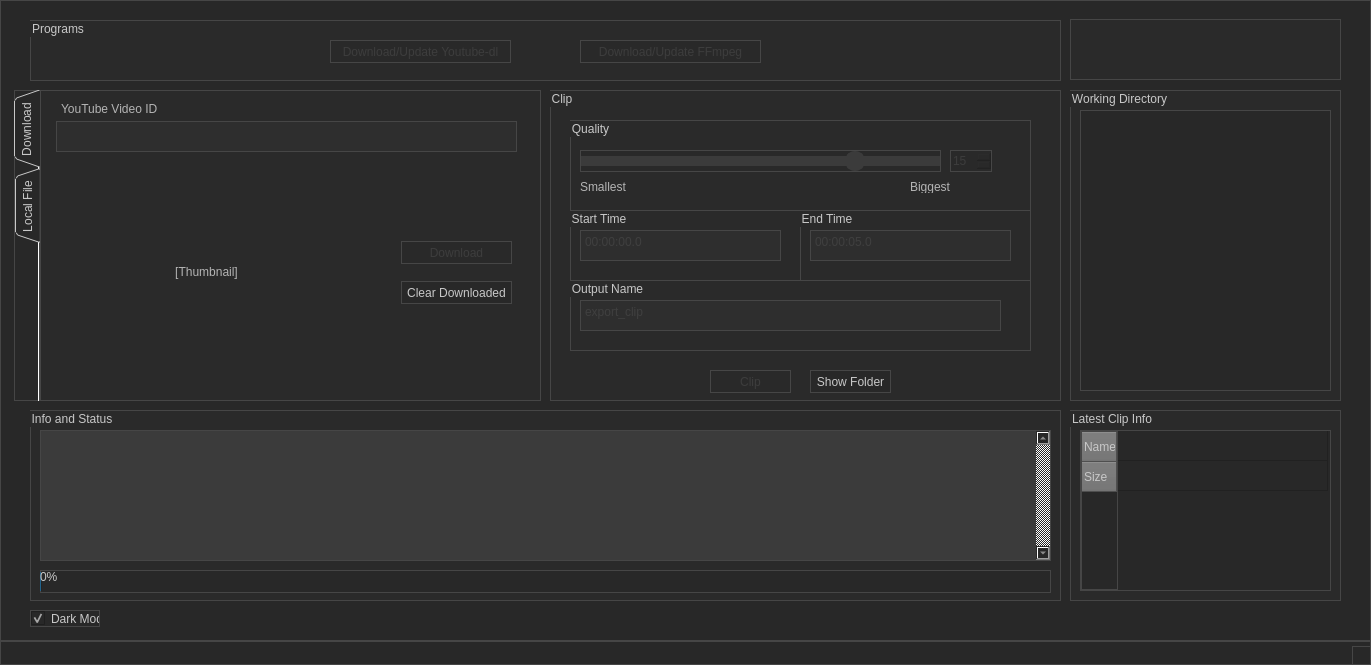
Old version of the form Download_and_Clip.ui in the repository Chrscool8/ClipEZ-aka-Download-and-Clip.
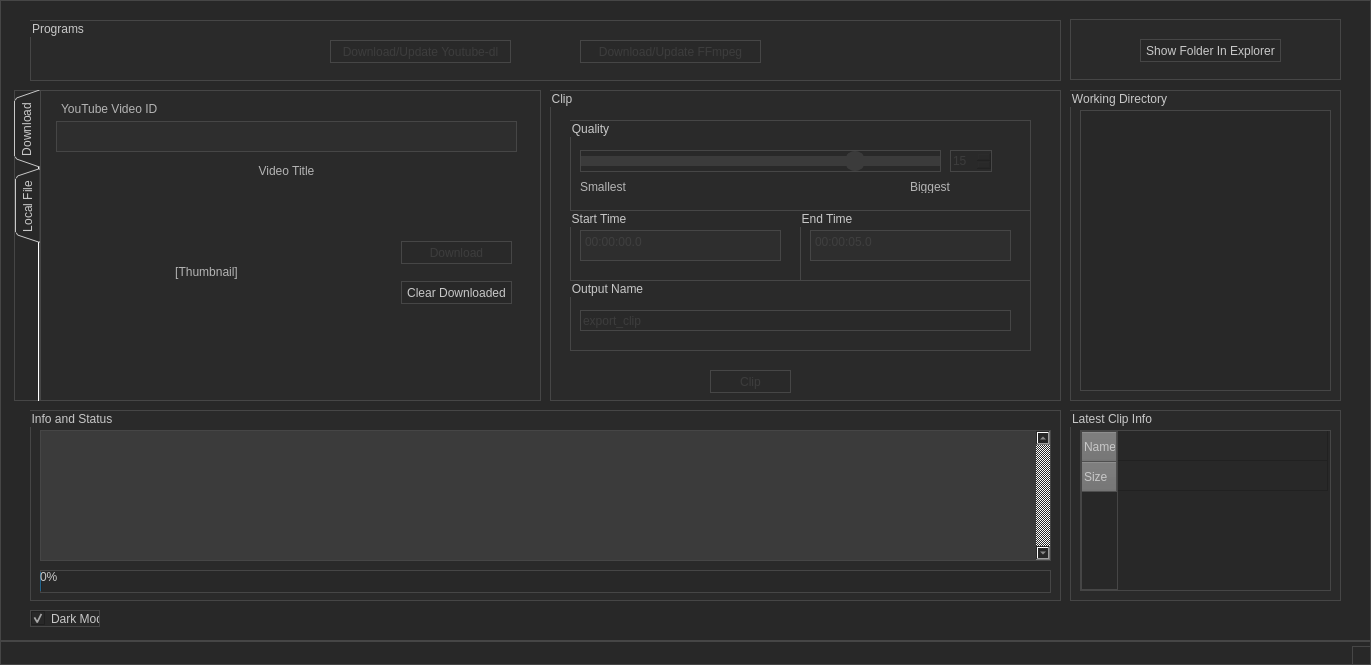
New version of the form.

Patch:
```diff
--- a/Download_and_Clip.ui
+++ b/Download_and_Clip.ui
@@ -343,42 +343,23 @@
      <property name="title">
       <string>Output Name</string>
      </property>
-     <widget class="QPlainTextEdit" name="textedit_outputname">
+     <widget class="QLineEdit" name="lineedit_outputname">
       <property name="enabled">
        <bool>false</bool>
       </property>
       <property name="geometry">
        <rect>
         <x>10</x>
-        <y>20</y>
-        <width>421</width>
-        <height>31</height>
+        <y>30</y>
+        <width>431</width>
+        <height>21</height>
        </rect>
       </property>
-      <property name="inputMethodHints">
-       <set>Qt::ImhNone</set>
-      </property>
-      <property name="plainText">
+      <property name="text">
        <string>export_clip</string>
       </property>
-      <property name="placeholderText">
-       <string/>
-      </property>
      </widget>
     </widget>
-    <widget class="QPushButton" name="button_showfolder">
-     <property name="geometry">
-      <rect>
-       <x>260</x>
-       <y>280</y>
-       <width>81</width>
-       <height>23</height>
-      </rect>
-     </property>
-     <property name="text">
-      <string>Show Folder</string>
-     </property>
-    </widget>
    </widget>
    <widget class="QGroupBox" name="groupBox_3">
     <property name="geometry">
@@ -621,8 +602,24 @@
     <property name="title">
      <string/>
     </property>
+    <widget class="QPushButton" name="button_showfolder">
+     <property name="geometry">
+      <rect>
+       <x>70</x>
+       <y>20</y>
+       <width>141</width>
+       <height>23</height>
+      </rect>
+     </property>
+     <property name="text">
+      <string>Show Folder In Explorer</string>
+     </property>
+    </widget>
    </widget>
    <widget class="QTabWidget" name="tabWidget">
+    <property name="enabled">
+     <bool>true</bool>
+    </property>
     <property name="geometry">
      <rect>
       <x>14</x>
@@ -754,6 +751,22 @@
         <set>Qt::AlignCenter</set>
        </property>
       </widget>
+      <widget class="QLabel" name="label_download_title">
+       <property name="geometry">
+        <rect>
+         <x>30</x>
+         <y>80</y>
+         <width>451</width>
+         <height>20</height>
+        </rect>
+       </property>
+       <property name="text">
+        <string>Video Title</string>
+       </property>
+       <property name="alignment">
+        <set>Qt::AlignCenter</set>
+       </property>
+      </widget>
      </widget>
     </widget>
     <widget class="QWidget" name="tab_2">
```
Left out of the diff: 3 changed lines with no effect on the pictures.
